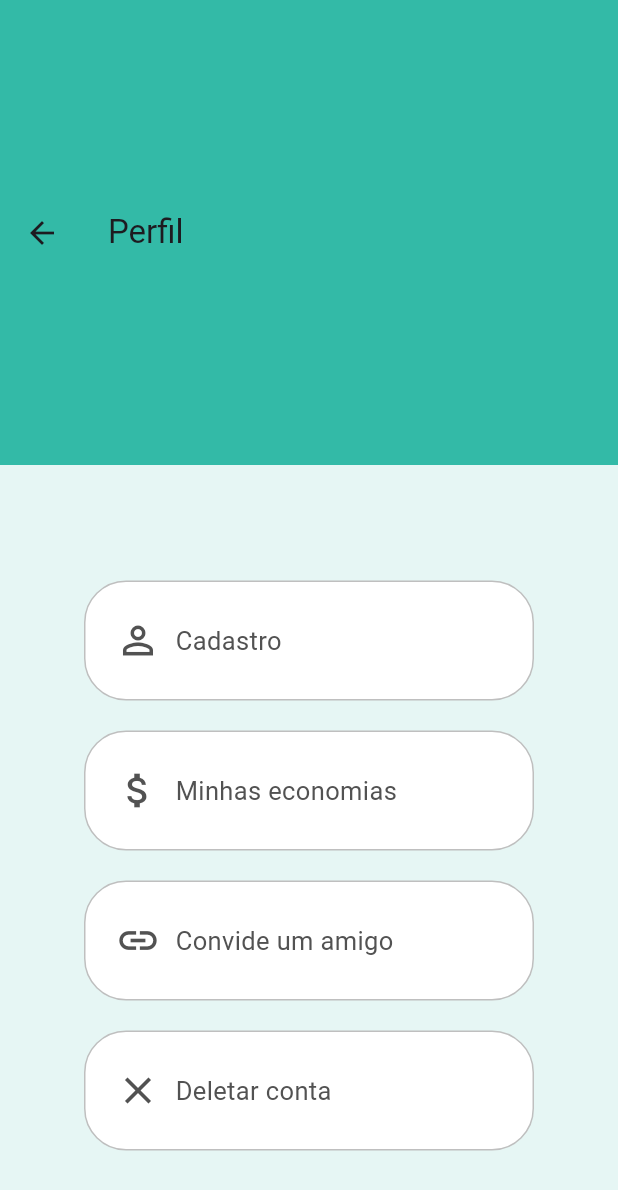
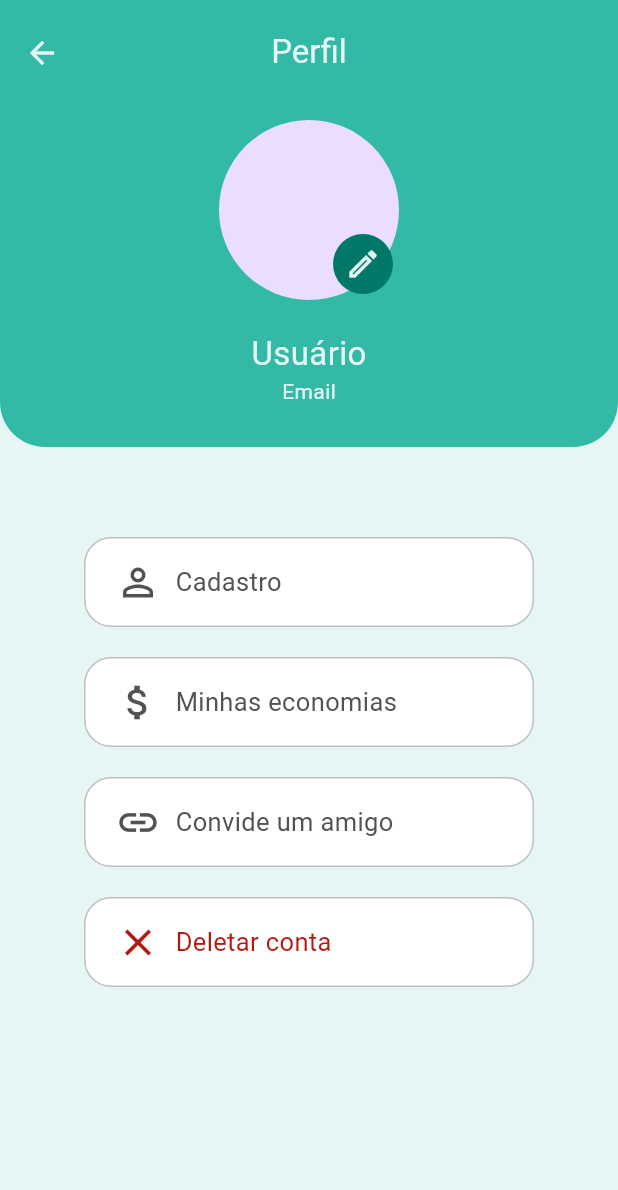
Before and after one commit to Jhyea026/Hand-finance, a Flutter app: the Perfil screen opened directly, on a phone screen of 412 x 824 dp. Shown: the top 1190 px of the screen. Run offline on Flutter 3.47's test engine with Material 3 defaults, Android fonts, the phone set to English and light mode, and no system bars; our stand-ins replace cloud_firestore, firebase_auth, firebase_core; missing offline and left inert: dart:ffi, email_validator_flutter, floating_action_bubble, validadores; accounts and stored records are empty.

Commit message:
Tela de perfil finalizada e ajustes bottom navigation

```diff
--- a/lib/Widgets/botaoPerfil.dart
+++ b/lib/Widgets/botaoPerfil.dart
@@ -1,15 +1,18 @@
 // ignore_for_file: prefer_const_literals_to_create_immutables, prefer_const_constructors, avoid_unnecessary_containers, must_be_immutable
+
+import 'dart:ffi';
 
 import 'package:flutter/material.dart';
 
 class BtnPerfil extends StatelessWidget {
   String titulo;
   IconData icon;
-  BtnPerfil({
-    super.key,
-    required this.titulo,
-    required this.icon,
-  });
+  bool colorRed;
+  BtnPerfil(
+      {super.key,
+      required this.titulo,
+      required this.icon,
+      this.colorRed = false});
 
   @override
   Widget build(BuildContext context) {
@@ -17,10 +20,10 @@ class BtnPerfil extends StatelessWidget {
       margin: EdgeInsets.only(top: 20, right: 26, left: 26),
       padding: EdgeInsets.only(bottom: 10, top: 10, left: 20),
       width: 300,
-      height: 80,
+      height: 60,
       decoration: BoxDecoration(
           color: Colors.white,
-          borderRadius: BorderRadius.circular(28),
+          borderRadius: BorderRadius.circular(18),
           border: Border.all(color: Color.fromARGB(255, 191, 191, 191))),
       child: Padding(
         padding: const EdgeInsets.all(0.0),
@@ -30,7 +33,9 @@ class BtnPerfil extends StatelessWidget {
               child: Icon(
                 icon,
                 size: 30,
-                color: Color.fromARGB(255, 82, 82, 82),
+                color: colorRed
+                    ? Color.fromARGB(255, 180, 24, 16)
+                    : Color.fromARGB(255, 82, 82, 82),
               ),
             ),
             Container(
@@ -38,7 +43,10 @@ class BtnPerfil extends StatelessWidget {
               child: Text(
                 titulo,
                 style: TextStyle(
-                    fontSize: 17, color: Color.fromARGB(255, 82, 82, 82)),
+                    fontSize: 17,
+                    color: colorRed
+                        ? Color.fromARGB(255, 180, 24, 16)
+                        : Color.fromARGB(255, 82, 82, 82)),
               ),
             )
           ],
--- a/lib/Windows/Perfil.dart
+++ b/lib/Windows/Perfil.dart
@@ -1,33 +1,73 @@
-// ignore_for_file: prefer_const_literals_to_create_immutables, prefer_const_constructors, avoid_unnecessary_containers
+// ignore_for_file: prefer_const_literals_to_create_immutables, prefer_const_constructors, avoid_unnecessary_containers, must_be_immutable
 
+import 'package:firebase_auth/firebase_auth.dart';
 import 'package:flutter/material.dart';
 import 'package:handfinance/Colors/cor.dart';
 import 'package:handfinance/Widgets/botaoPerfil.dart';
 
 class Perfil extends StatelessWidget {
-  const Perfil({super.key});
+  Perfil({super.key});
+  User? userEmail = FirebaseAuth.instance.currentUser;
 
   @override
   Widget build(BuildContext context) {
     return Scaffold(
       backgroundColor: Cor.Primary50,
       appBar: AppBar(
-        toolbarHeight: 310,
+        iconTheme: IconThemeData(color: Cor.Primary50),
+        toolbarHeight: 70,
         backgroundColor: Cor.Primary400,
-        title: Column(
+        centerTitle: true,
+        title: Text(
+          'Perfil',
+          style: TextStyle(color: Cor.Primary50),
+        ),
+      ),
+      body: Column(
         children: [
-            Row(
-              children: [Text('Perfil')],
+          Container(
+            margin: EdgeInsetsDirectional.only(bottom: 40),
+            padding: EdgeInsets.only(top: 10, bottom: 27),
+            width: MediaQuery.of(context).size.width,
+            decoration: BoxDecoration(
+                color: Cor.Primary400,
+                borderRadius:
+                    BorderRadius.vertical(bottom: Radius.circular(30))),
+            child: Column(
+              children: [
+                Stack(
+                  alignment: AlignmentDirectional.center,
+                  children: [
+                    CircleAvatar(
+                      radius: 60,
                     ),
-            Container(
-              child: Column(
-                children: [],
+                    Positioned(
+                      bottom: 0,
+                      right: 0,
+                      child: IconButton(
+                        icon: Icon(Icons.edit_outlined),
+                        onPressed: () {},
+                        style: ButtonStyle(
+                            backgroundColor:
+                                MaterialStatePropertyAll(Cor.Primary700),
+                            iconColor: MaterialStatePropertyAll(Cor.Primary50)),
                       ),
                     )
                   ],
                 ),
+                SizedBox(
+                  height: 20,
                 ),
-      body: Center(
+                Text(
+                  'Usuário',
+                  style: TextStyle(fontSize: 22, color: Cor.Primary50),
+                ),
+                Text('Email',
+                    style: TextStyle(fontSize: 14, color: Cor.Primary50))
+              ],
+            ),
+          ),
+          Center(
             child: Column(
               mainAxisAlignment: MainAxisAlignment.center,
               children: [
@@ -46,10 +86,13 @@ class Perfil extends StatelessWidget {
                 BtnPerfil(
                   titulo: 'Deletar conta',
                   icon: Icons.close,
+                  colorRed: true,
                 )
               ],
             ),
           ),
+        ],
+      ),
     );
   }
 }
--- a/lib/Windows/login_creat.dart
+++ b/lib/Windows/login_creat.dart
@@ -106,6 +106,7 @@ class _loginCreateAccountState extends State<loginCreateAccount> {
                             labText: 'Senha',
                             controller: senhaController,
                             password: true,
+                            isVisible: true,
                           ),
                           SizedBox(
                             height: alturaSizebox,
@@ -114,6 +115,7 @@ class _loginCreateAccountState extends State<loginCreateAccount> {
                             labText: 'Confirme a senha',
                             controller: confSenhaController,
                             password: true,
+                            isVisible: true,
                           ),
                           SizedBox(
                             height: alturaSizebox,
```
Also changed, not shown: lib/Widgets/floatbutton.dart (+13 -6 lines), lib/Widgets/textField.dart (+6 -5 lines), lib/Windows/ClientPage.dart (+14 -10 lines), lib/Windows/Loss.dart (added, +113 -0 lines), lib/Windows/Planning.dart (deleted, +0 -63 lines), lib/Windows/Profit.dart (added, +111 -0 lines), lib/Windows/Transactions.dart (deleted, +0 -41 lines), lib/Windows/home.dart (+41 -36 lines), lib/Windows/login.dart (+6 -2 lines). Lines whose indentation alone changed are shown as unchanged.
